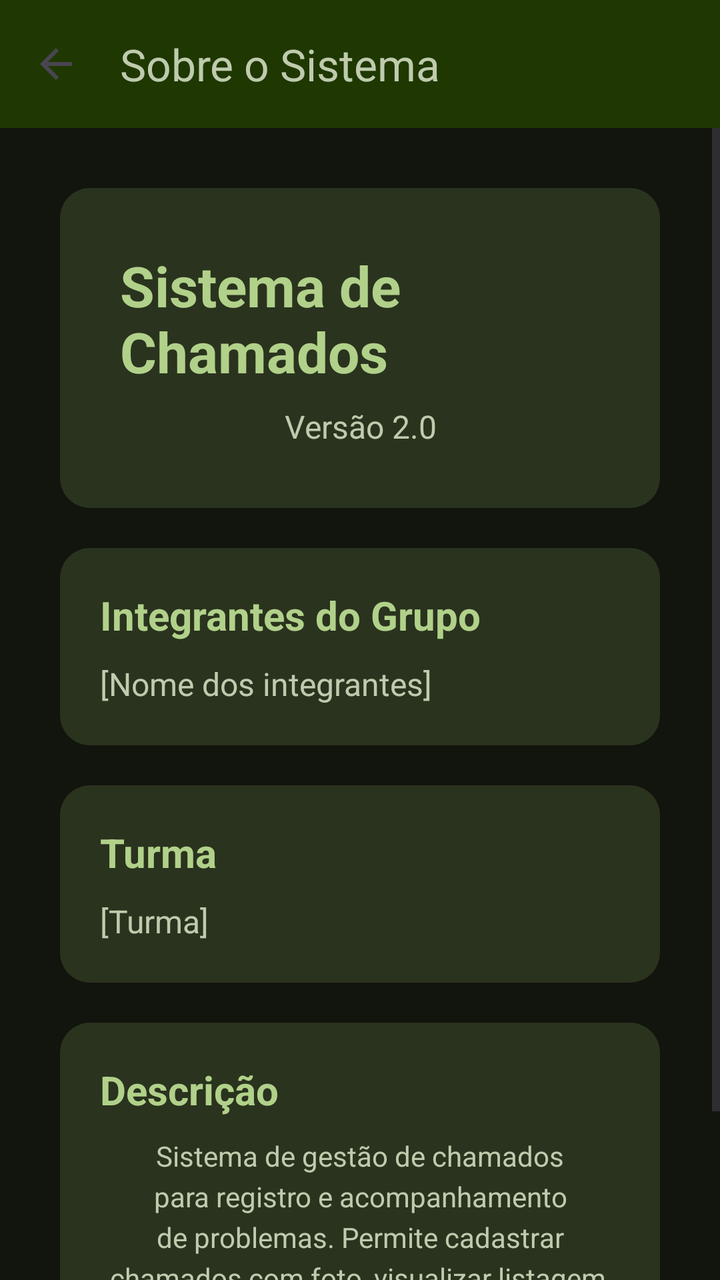
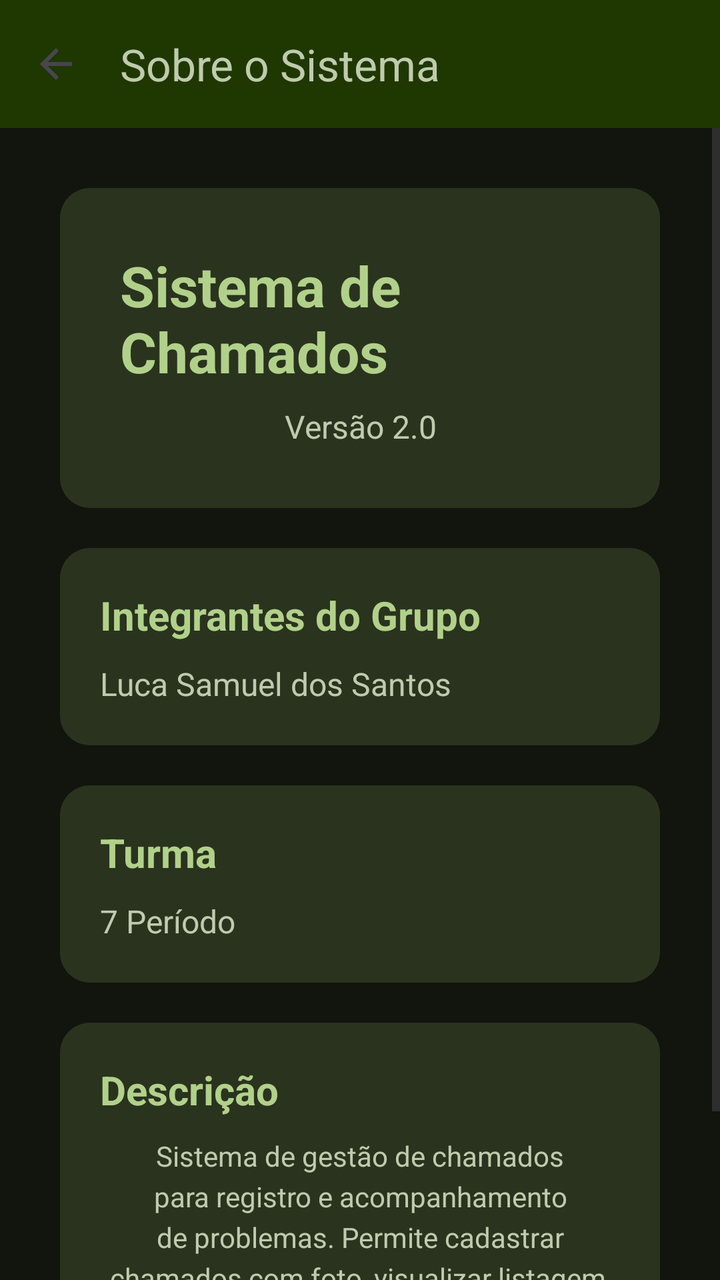

Compare the two renders of this Android layout. The source of the first and the diff that turns it into the second are given below.
<!-- AndroidManifest.xml: application theme Theme.TrabalhoPratico1 -->
<!-- res/layout/activity_sobre.xml -->
<?xml version="1.0" encoding="utf-8"?>
<LinearLayout xmlns:android="http://schemas.android.com/apk/res/android"
    xmlns:app="http://schemas.android.com/apk/res-auto"
    xmlns:tools="http://schemas.android.com/tools"
    android:id="@+id/main"
    android:layout_width="match_parent"
    android:layout_height="match_parent"
    android:background="@color/superficieDim"
    android:orientation="vertical"
    tools:context=".Sobre">

    <com.google.android.material.appbar.MaterialToolbar
        android:id="@+id/toolbar"
        android:layout_width="match_parent"
        android:layout_height="?attr/actionBarSize"
        android:background="@color/onVerdePrimaria"
        app:title="Sobre o Sistema"
        app:titleTextColor="@color/verdeSecundaria"
        app:navigationIcon="?attr/homeAsUpIndicator"
        app:navigationContentDescription="Voltar" />

    <ScrollView
        android:layout_width="match_parent"
        android:layout_height="match_parent">

        <LinearLayout
            android:layout_width="match_parent"
            android:layout_height="wrap_content"
            android:gravity="center"
            android:orientation="vertical"
            android:padding="30dp">

            <LinearLayout
                android:layout_width="match_parent"
                android:layout_height="wrap_content"
                android:layout_marginBottom="20dp"
                android:background="@drawable/borda_layout_chamado"
                android:gravity="center"
                android:orientation="vertical"
                android:padding="30dp">

                <TextView
                    android:layout_width="wrap_content"
                    android:layout_height="wrap_content"
                    android:text="@string/app_name"
                    android:textColor="@color/verdePrimaria"
                    android:textSize="28sp"
                    android:textStyle="bold" />

                <TextView
                    android:layout_width="wrap_content"
                    android:layout_height="wrap_content"
                    android:layout_marginTop="8dp"
                    android:gravity="center"
                    android:text="Versão 2.0"
                    android:textColor="@color/verdeSecundaria"
                    android:textSize="16sp" />
            </LinearLayout>

            <LinearLayout
                android:layout_width="match_parent"
                android:layout_height="wrap_content"
                android:layout_marginBottom="20dp"
                android:background="@drawable/borda_layout_chamado"
                android:orientation="vertical"
                android:padding="20dp">

                <TextView
                    android:layout_width="match_parent"
                    android:layout_height="wrap_content"
                    android:text="Integrantes do Grupo"
                    android:textColor="@color/verdePrimaria"
                    android:textSize="20sp"
                    android:textStyle="bold" />

                <TextView
                    android:id="@+id/txtIntegrantes"
                    android:layout_width="match_parent"
                    android:layout_height="wrap_content"
                    android:layout_marginTop="10dp"
                    android:text="[Nome dos integrantes]"
                    android:textColor="@color/verdeSecundaria"
                    android:textSize="16sp" />
            </LinearLayout>

            <LinearLayout
                android:layout_width="match_parent"
                android:layout_height="wrap_content"
                android:layout_marginBottom="20dp"
                android:background="@drawable/borda_layout_chamado"
                android:orientation="vertical"
                android:padding="20dp">

                <TextView
                    android:layout_width="match_parent"
                    android:layout_height="wrap_content"
                    android:text="Turma"
                    android:textColor="@color/verdePrimaria"
                    android:textSize="20sp"
                    android:textStyle="bold" />

                <TextView
                    android:id="@+id/txtTurma"
                    android:layout_width="match_parent"
                    android:layout_height="wrap_content"
                    android:layout_marginTop="10dp"
                    android:text="[Turma]"
                    android:textColor="@color/verdeSecundaria"
                    android:textSize="16sp" />
            </LinearLayout>

            <LinearLayout
                android:layout_width="match_parent"
                android:layout_height="wrap_content"
                android:background="@drawable/borda_layout_chamado"
                android:orientation="vertical"
                android:padding="20dp">

                <TextView
                    android:layout_width="match_parent"
                    android:layout_height="wrap_content"
                    android:text="Descrição"
                    android:textColor="@color/verdePrimaria"
                    android:textSize="20sp"
                    android:textStyle="bold" />

                <TextView
                    android:layout_width="match_parent"
                    android:layout_height="wrap_content"
                    android:layout_marginTop="10dp"
                    android:gravity="center"
                    android:lineSpacingExtra="4dp"
                    android:text="Sistema de gestão de chamados para registro e acompanhamento de problemas. Permite cadastrar chamados com foto, visualizar listagem, acompanhar estatísticas e gerenciar o status de cada chamado."
                    android:textColor="@color/verdeSecundaria"
                    android:textSize="14sp" />
            </LinearLayout>
        </LinearLayout>
    </ScrollView>
</LinearLayout>
<!-- resources referenced by this layout -->
<resources>
  <color name="onVerdePrimaria">#1f3701</color>
  <color name="superficieDim">#12140e</color>
  <color name="verdePrimaria">#b1d18a</color>
  <color name="verdeSecundaria">#bfcbad</color>
  <!-- drawable borda_layout_chamado (drawable) -->
  <?xml version="1.0" encoding="utf-8"?>
  <shape xmlns:android="http://schemas.android.com/apk/res/android">
  
      
      <solid android:color="@color/onVerdeSecundaria"/>
  
      
      <corners android:radius="15dp"/>
  </shape>
  <string name="app_name">Sistema de Chamados</string>
  <style name="Theme.TrabalhoPratico1" parent="Base.Theme.TrabalhoPratico1" />
  <color name="onVerdeSecundaria">#2a331e</color>
  <style name="Base.Theme.TrabalhoPratico1" parent="Theme.Material3.DayNight.NoActionBar">
          
          
      </style>
</resources>

<!-- the commit's change to res/layout/activity_sobre.xml (unified diff, before → after) -->
@@ -78,7 +78,7 @@
                     android:layout_width="match_parent"
                     android:layout_height="wrap_content"
                     android:layout_marginTop="10dp"
-                    android:text="[Nome dos integrantes]"
+                    android:text="Luca Samuel dos Santos"
                     android:textColor="@color/verdeSecundaria"
                     android:textSize="16sp" />
             </LinearLayout>
@@ -104,7 +104,7 @@
                     android:layout_width="match_parent"
                     android:layout_height="wrap_content"
                     android:layout_marginTop="10dp"
-                    android:text="[Turma]"
+                    android:text="7 Período"
                     android:textColor="@color/verdeSecundaria"
                     android:textSize="16sp" />
             </LinearLayout>
